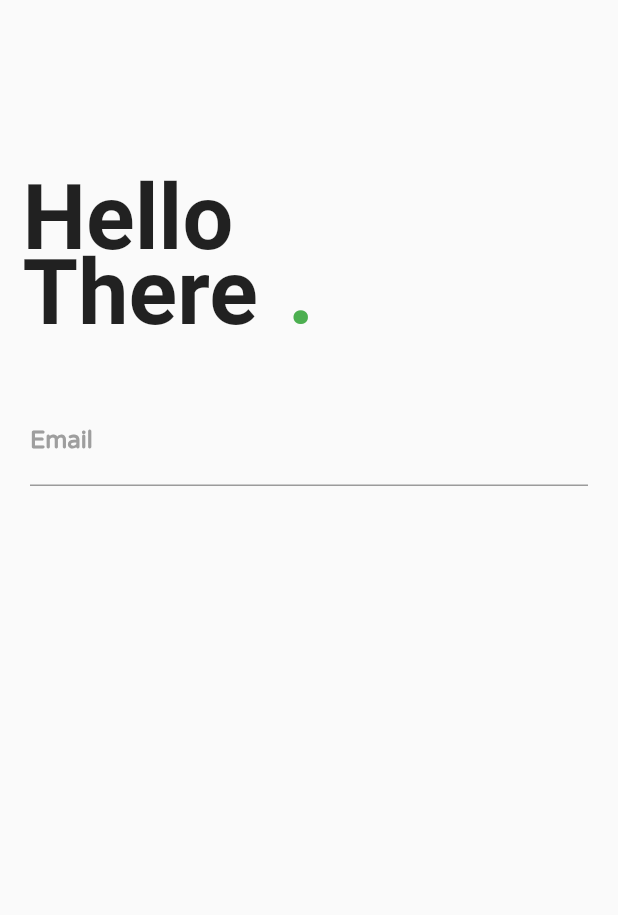
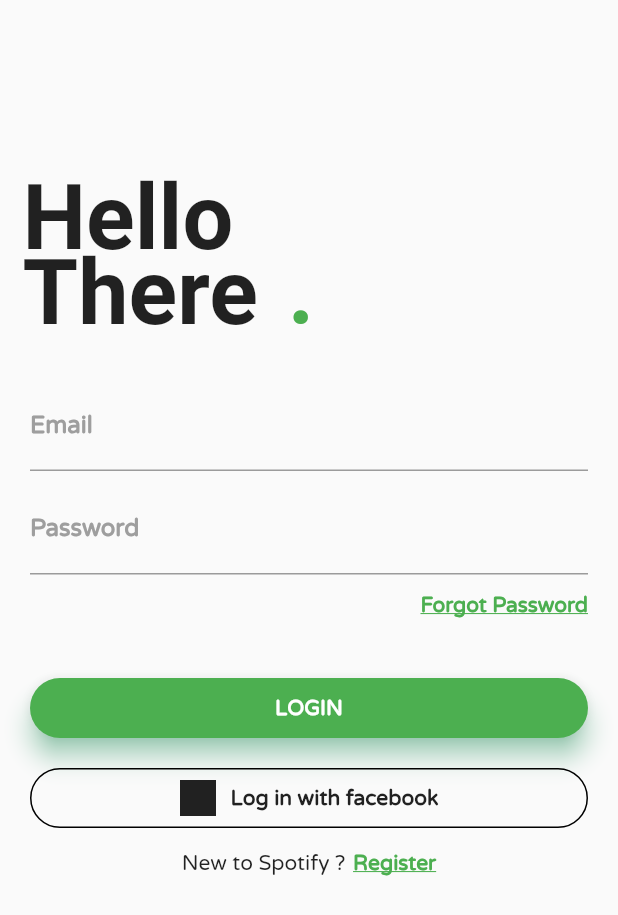
Before and after one commit to orangeztorm/login_animation, a Flutter app: the screen it shows after launch, on a phone screen of 412 x 824 dp. Shown: the top 915 px of the screen. Run offline on Flutter 3.47's test engine with Material 2 defaults, Android fonts, the phone set to English and light mode, and no system bars.

```diff
--- a/lib/main.dart
+++ b/lib/main.dart
@@ -54,6 +54,7 @@ class _MyHomePageState extends State<MyHomePage> {
     // fast, so that you can just rebuild anything that needs updating rather
     // than having to individually change instances of widgets.
     return Scaffold(
+        resizeToAvoidBottomPadding: false,
         body: Column(
           crossAxisAlignment: CrossAxisAlignment.start,
           children: <Widget>[
@@ -84,7 +85,7 @@ class _MyHomePageState extends State<MyHomePage> {
               ],
             )),
             Container(
-              padding: EdgeInsets.only(top: 35.0, left: 20.0, right: 20.0),
+              padding: EdgeInsets.only(top: 25.0, left: 20.0, right: 20.0),
               child: Column(
                 children: <Widget>[
                   TextField(
@@ -94,11 +95,130 @@ class _MyHomePageState extends State<MyHomePage> {
                           fontFamily: 'Varela',
                           fontWeight: FontWeight.bold,
                           color: Colors.grey,
+                        ),
+                        focusedBorder: UnderlineInputBorder(
+                          borderSide: BorderSide(color: Colors.green),
+                        )),
+                  ),
+                  SizedBox(
+                    height: 10.0,
+                  ),
+                  TextField(
+                    decoration: InputDecoration(
+                        labelText: 'Password',
+                        labelStyle: TextStyle(
+                          fontFamily: 'Varela',
+                          fontWeight: FontWeight.bold,
+                          color: Colors.grey,
+                        ),
+                        focusedBorder: UnderlineInputBorder(
+                          borderSide: BorderSide(color: Colors.green),
+                        )),
+                  ),
+                  SizedBox(height: 3.0),
+                  Container(
+                    alignment: Alignment(1, 0.0),
+                    padding: EdgeInsets.only(
+                      top: 9.0,
+                    ),
+                    child: InkWell(
+                      child: Text(
+                        'Forgot Password',
+                        style: TextStyle(
+                          color: Colors.green,
+                          fontWeight: FontWeight.bold,
+                          fontFamily: 'Varela',
+                          decoration: TextDecoration.underline,
+                        ),
+                      ),
+                    ),
+                  ),
+                  SizedBox(height: 40),
+                  Container(
+                      height: 40.0,
+                      child: Material(
+                        borderRadius: BorderRadius.circular(20.0),
+                        shadowColor: Colors.greenAccent,
+                        color: Colors.green,
+                        elevation: 7.0,
+                        child: GestureDetector(
+                          onTap: () {},
+                          child: Center(
+                              child: Text(
+                            'LOGIN',
+                            style: TextStyle(
+                              color: Colors.white,
+                              fontWeight: FontWeight.bold,
+                              fontFamily: 'Varela',
+                            ),
+                          )),
+                        ),
+                      )),
+                  SizedBox(height: 20.0),
+                  Container(
+                    height: 40.0,
+                    color: Colors.transparent,
+                    child: Container(
+                      decoration: BoxDecoration(
+                        border: Border.all(
+                          color: Colors.black,
+                          style: BorderStyle.solid,
+                          width: 1.0,
+                        ),
+                        color: Colors.transparent,
+                        borderRadius: BorderRadius.circular(20.0),
+                      ),
+                      child: Row(
+                        mainAxisAlignment: MainAxisAlignment.center,
+                        children: <Widget>[
+                          Center(
+                            child: ImageIcon(AssetImage('assets/facebook.png')),
+                          ),
+                          SizedBox(width: 10.0),
+                          Center(
+                            child: Text(
+                              'Log in with facebook',
+                              style: TextStyle(
+                                fontFamily: 'Varela',
+                                fontWeight: FontWeight.bold,
+                              ),
+                            ),
+                          ),
+                        ],
                       )
                     ),
                   )
                 ],
               ),
+            ),
+            SizedBox(
+              height: 15.0,
+            ),
+            Row(
+              mainAxisAlignment: MainAxisAlignment.center,
+              children: <Widget>[
+                Text(
+                  'New to Spotify ?',
+                  style: TextStyle(
+                    fontFamily: 'Varela',
+                  ),
+                ),
+                SizedBox(width: 5.0),
+                InkWell(
+                  onTap: (){
+                    Navigator.of(context).pushNamed('/signup');
+                  },
+                  child: Text(
+                    'Register',
+                    style: TextStyle(
+                      color: Colors.green,
+                      fontFamily: 'varela',
+                      fontWeight: FontWeight.bold,
+                      decoration: TextDecoration.underline,
+                    )
+                  )
+                )
+              ],
             )
           ],
         ));
```
Also changed, not shown: lib/signup.dart (+231 -0 lines). Lines whose indentation alone changed are shown as unchanged.
